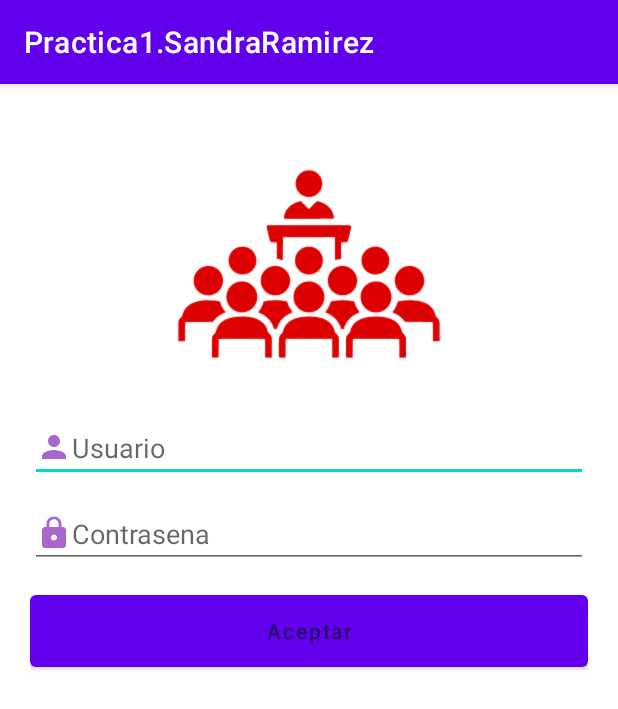
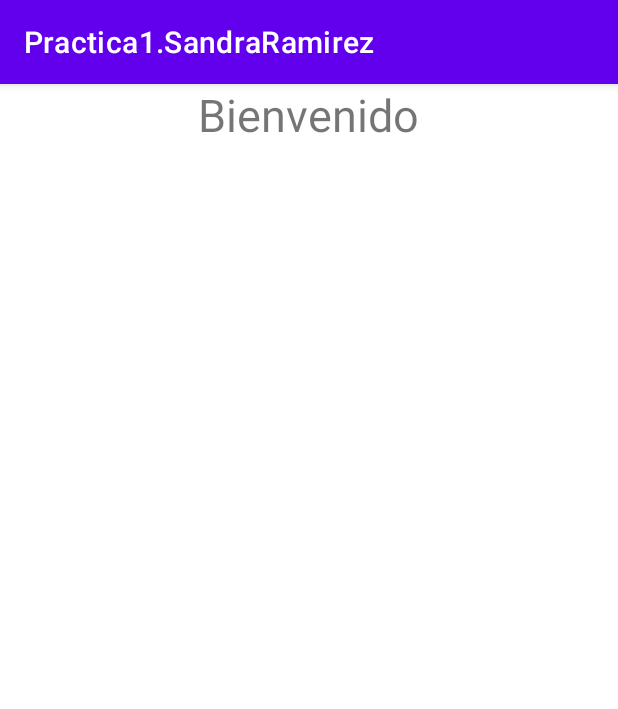
Before and after one commit to sandraramirezsanchez/Practica1.SandraRamirez, an Android app: the screen it shows after launch (MainActivity before the commit, MainActivity2 after it), after a tap on an icon or button, on a phone screen of 412 x 824 dp. Shown: the top 709 px of the screen. Run offline under Robolectric (Android 15) with nearby library versions, the phone set to English and light mode, and no system bars.

```diff
--- a/app/src/main/AndroidManifest.xml
+++ b/app/src/main/AndroidManifest.xml
@@ -9,6 +9,7 @@
         android:roundIcon="@mipmap/ic_launcher_round"
         android:supportsRtl="true"
         android:theme="@style/Theme.Practica1SandraRamirez">
+        <activity android:name=".MainActivity2"></activity>
         <activity android:name=".MainActivity">
             <intent-filter>
                 <action android:name="android.intent.action.MAIN" />
--- a/app/src/main/java/com/example/practica1sandraramirez/MainActivity.java
+++ b/app/src/main/java/com/example/practica1sandraramirez/MainActivity.java
@@ -2,24 +2,51 @@ package com.example.practica1sandraramirez;
 
 import androidx.appcompat.app.AppCompatActivity;
 
+import android.content.Intent;
 import android.os.Bundle;
 import android.view.View;
+import android.widget.Button;
 import android.widget.EditText;
 import android.widget.Toast;
 
 public class MainActivity extends AppCompatActivity {
 
         EditText edname;
+        String nameUser;
+        Button miboton;
 
     @Override
     protected void onCreate(Bundle savedInstanceState) {
         super.onCreate(savedInstanceState);
         setContentView(R.layout.activity_main);
+
+        miboton = findViewById(R.id.et_aceptar);
+
+       miboton.setOnClickListener(clik);
+
     }
 
-    public void click (View vista){
+    View.OnClickListener clik = new View.OnClickListener(){
+        public void onClick (View view){
+
+
+            edname = findViewById(R.id.et_name);
+            nameUser = String.valueOf(edname.getText());
+            Intent in = new Intent ( MainActivity.this,MainActivity2.class);
+            in.putExtra( "usuario",nameUser);
+            startActivity(in);
+
+            /*edname = findViewById(R.id.et_name);
+            String nombre = String.valueOf(edname.getText());
+            Toast.makeText(this, "Hola "+nombre, Toast.LENGTH_SHORT).show();*/
+
+        }
+    };
+
+
+    /*public void click (View vista){
         edname = findViewById(R.id.et_name);
         String nombre = String.valueOf(edname.getText());
         Toast.makeText(this, "Hola "+nombre, Toast.LENGTH_SHORT).show();
-    }
+    }*/
 }
--- /dev/null
+++ b/app/src/main/java/com/example/practica1sandraramirez/MainActivity2.java
@@ -0,0 +1,24 @@
+package com.example.practica1sandraramirez;
+
+import androidx.appcompat.app.AppCompatActivity;
+
+import android.os.Bundle;
+import android.widget.TextView;
+
+public class MainActivity2 extends AppCompatActivity {
+
+    TextView nameUser;
+
+    @Override
+    protected void onCreate(Bundle savedInstanceState) {
+        super.onCreate(savedInstanceState);
+        setContentView(R.layout.activity_main2);
+
+        Bundle valores = getIntent().getExtras();
+        String user = valores.getString("usuario");
+
+        nameUser = findViewById(R.id.tvuser);
+        nameUser.setText(user);
+
+    }
+}
--- a/app/src/main/res/layout/activity_main.xml
+++ b/app/src/main/res/layout/activity_main.xml
@@ -1,16 +1,18 @@
 <?xml version="1.0" encoding="utf-8"?>
-<LinearLayout xmlns:android="http://schemas.android.com/apk/res/android"
+<RelativeLayout xmlns:android="http://schemas.android.com/apk/res/android"
     xmlns:app="http://schemas.android.com/apk/res-auto"
     xmlns:tools="http://schemas.android.com/tools"
     android:layout_width="match_parent"
     android:layout_height="match_parent"
-    android:orientation="vertical"
-    android:layout_margin="20dp"
+    android:layout_margin="10dp"
     tools:context=".MainActivity">
 
     <ImageView
+        android:layout_centerHorizontal="true"
+        android:layout_alignParentTop="true"
         android:layout_width="200dp"
         android:layout_height="200dp"
+        android:id="@+id/et_logo"
         android:src="@drawable/logo"
         android:layout_gravity="center" />
 
@@ -20,6 +22,7 @@
         android:id="@+id/et_name"
         android:layout_width="match_parent"
         android:layout_height="wrap_content"
+        android:layout_below="@+id/et_logo"
         android:hint="@string/hint_name" />
 
     <EditText
@@ -29,15 +32,17 @@
         android:id="@+id/et_password"
         android:layout_width="match_parent"
         android:layout_height="wrap_content"
+        android:layout_below="@+id/et_name"
         android:hint="@string/pass" />
 
     <Button
-
-        android:onClick="click"
+        android:layout_below="@+id/et_password"
+        android:layout_alignParentEnd="true"
+        android:layout_alignParentStart="true"
         android:id="@+id/et_aceptar"
-        android:layout_width="match_parent"
+        android:layout_width="100dp"
         android:layout_height="60dp"
         android:hint="@string/aceptar" />
 
 
-</LinearLayout>
+</RelativeLayout>
--- /dev/null
+++ b/app/src/main/res/layout/activity_main2.xml
@@ -0,0 +1,25 @@
+<?xml version="1.0" encoding="utf-8"?>
+<RelativeLayout xmlns:android="http://schemas.android.com/apk/res/android"
+    xmlns:app="http://schemas.android.com/apk/res-auto"
+    xmlns:tools="http://schemas.android.com/tools"
+    android:layout_width="match_parent"
+    android:layout_height="match_parent"
+    tools:context=".MainActivity2">
+
+    <TextView
+        android:id="@+id/tvbien"
+        android:layout_width="wrap_content"
+        android:layout_height="wrap_content"
+        android:layout_centerHorizontal="true"
+        android:text="@string/bienvenidos"
+        android:textSize="30dp" />
+
+    <TextView
+        android:id="@+id/tvuser"
+        android:layout_width="wrap_content"
+        android:layout_height="wrap_content"
+        android:layout_below="@id/tvbien"
+        android:layout_centerHorizontal="true"
+        android:textSize="30dp" />
+
+</RelativeLayout>
--- a/app/src/main/res/values/strings.xml
+++ b/app/src/main/res/values/strings.xml
@@ -3,4 +3,5 @@
     <string name="hint_name">Usuario</string>
     <string name="pass">Contrasena</string>
     <string name="aceptar">Aceptar</string>
+    <string name="bienvenidos">Bienvenido</string>
 </resources>
```
